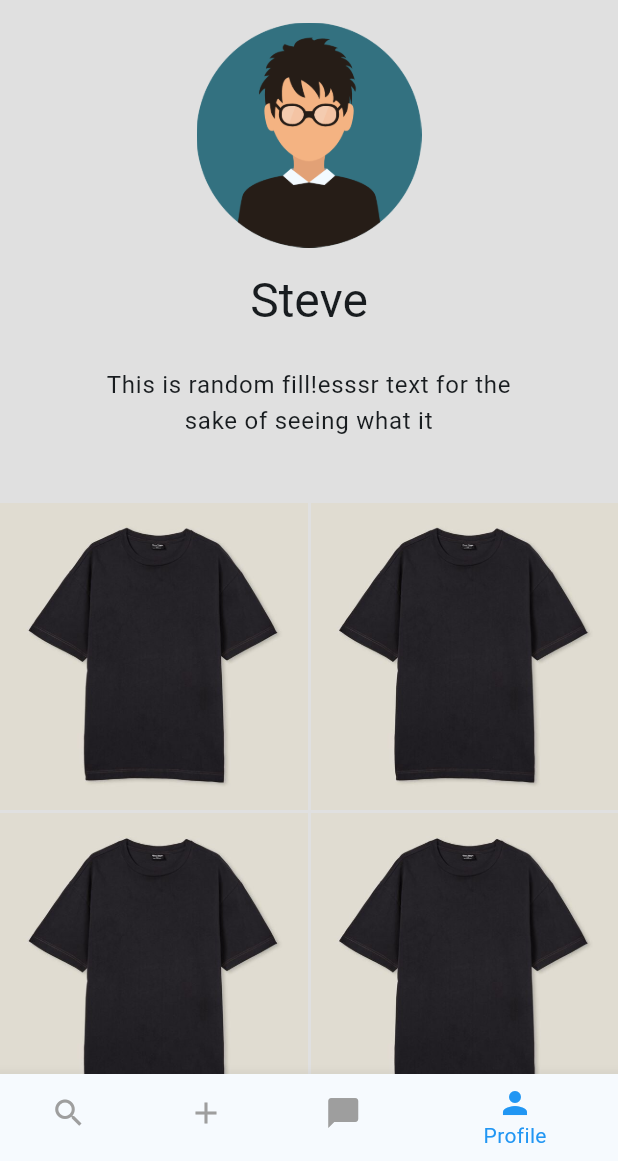
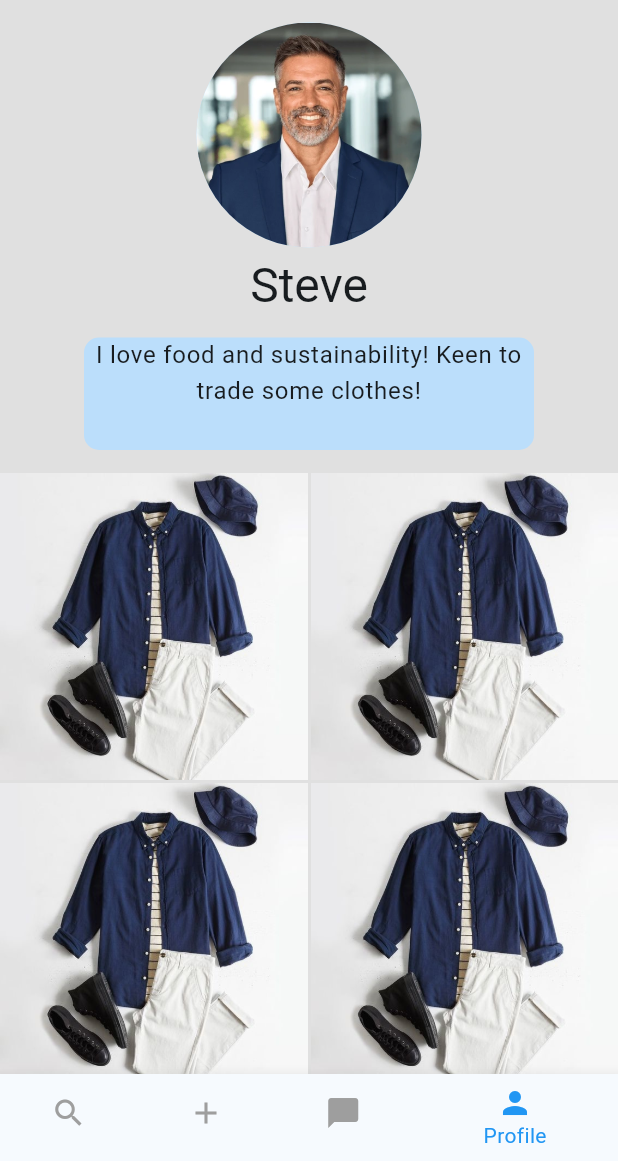
Before and after one commit to Fiversity-1/StyleSwap, a Flutter app: the Profile screen opened by its route, on a phone screen of 412 x 824 dp, the part 75-1236 px from its top. Run offline on Flutter 3.47's test engine with Material 3 defaults, Android fonts, the phone set to English and light mode, and no system bars; our stand-ins replace flutter_card_swiper, flutter_hooks, im_stepper, image_picker, lottie; missing offline and left inert: tutorial_coach_mark.

Commit message:
Made profile page look better on pc, with more images, made main search page better for pc wide screen

```diff
--- a/lib/features/profile/presentation/profile.dart
+++ b/lib/features/profile/presentation/profile.dart
@@ -23,16 +23,16 @@ class Profile extends StatelessWidget {
           child: Column(
             mainAxisAlignment: MainAxisAlignment.center,
             children: [
-              Padding(
-                padding: const EdgeInsets.all(15.0),
-                child: Container(
-                    height: 150,
-                    width: 180,
-                    decoration: const BoxDecoration(shape: BoxShape.circle),
-                    child: Image.asset(
-                      'lib/images/person.png',
-                      fit: BoxFit.contain,
-                    )),
+              const Padding(
+                padding: EdgeInsets.only(top: 15.0, bottom: 5),
+                child: SizedBox(
+                  height: 150,
+                  width: 180,
+                  child: CircleAvatar(
+                    backgroundImage:
+                        AssetImage('lib/images/profilepicture.jpg'),
+                  ),
+                ),
               ),
               SizedBox(
                 height: 50,
@@ -44,17 +44,19 @@ class Profile extends StatelessWidget {
                 ),
               ),
               Padding(
-                padding: const EdgeInsets.all(15.0),
+                padding: const EdgeInsets.only(top: 5, bottom: 15),
                 child: Container(
                   height: 75,
                   width: 300,
                   decoration: BoxDecoration(
                       shape: BoxShape.rectangle,
+                      color: Theme.of(context).primaryColorLight,
                       borderRadius: BorderRadius.circular(10)),
                   child: Text(
-                    'This is random fill!esssr text for the sake of seeing what it',
+                    'I love food and sustainability! Keen to trade some clothes!',
                     style: Theme.of(context).textTheme.bodyLarge,
                     textAlign: TextAlign.center,
+                    softWrap: true,
                   ),
                 ),
               ),
@@ -62,7 +64,7 @@ class Profile extends StatelessWidget {
                 physics: const NeverScrollableScrollPhysics(),
                 shrinkWrap: true,
                 gridDelegate: const SliverGridDelegateWithFixedCrossAxisCount(
-                  crossAxisCount: 2,
+                  crossAxisCount: kIsWeb ? 3 : 2,
                   mainAxisSpacing: 2,
                   crossAxisSpacing: 2,
                 ),
@@ -73,10 +75,10 @@ class Profile extends StatelessWidget {
                       onTap: () {
                         Navigator.pushNamed(context, '/gallery');
                       },
-                      splashColor: Colors.white,
+                      splashColor: Theme.of(context).primaryColorLight,
                       child: Ink.image(
                           fit: BoxFit.cover,
-                          image: const AssetImage('lib/images/1.jpg')),
+                          image: const AssetImage('lib/images/backdrop.jpg')),
                     ),
                   ),
                 ),
--- a/lib/features/profile/presentation/profilegalleryviewtop.dart
+++ b/lib/features/profile/presentation/profilegalleryviewtop.dart
@@ -38,7 +38,7 @@ class ProfileGalleryViewTop extends StatelessWidget {
                         }),
                   ),
                   SizedBox(
-                    height: height * 0.765,
+                    height: height * 0.7,
                     width: width,
                   ),
                 ],
```
Also changed, not shown: lib/features/clothing/presentation/search_main.dart (+13 -4 lines), lib/images/profilepicture.jpg (added), 5 other files.
